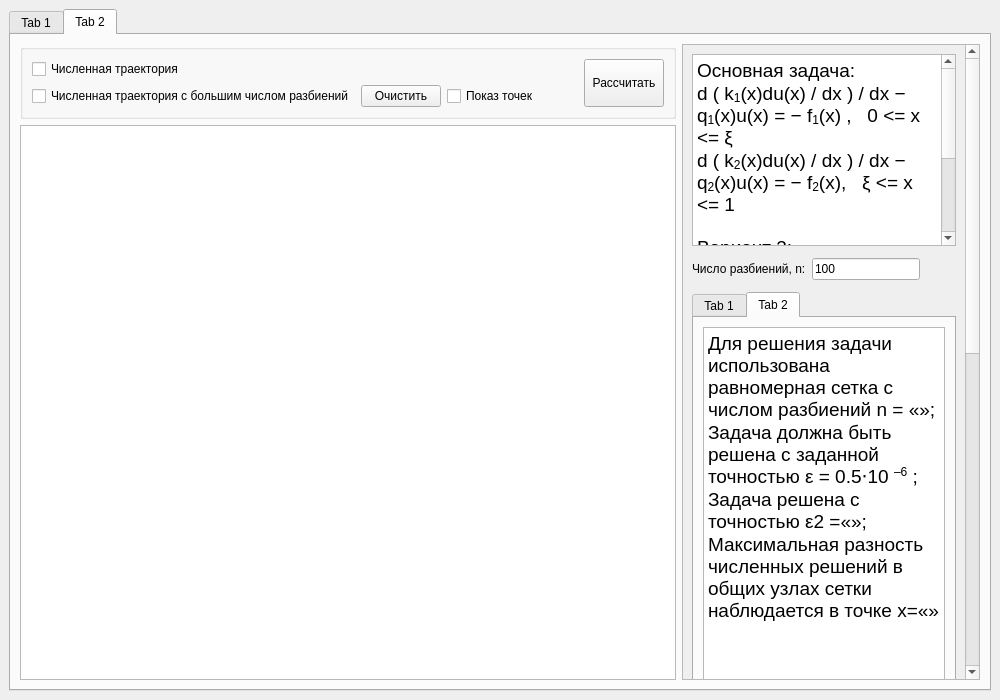
Old version of the form ui/mainwindow.ui in the repository Termtre/GFTS2.
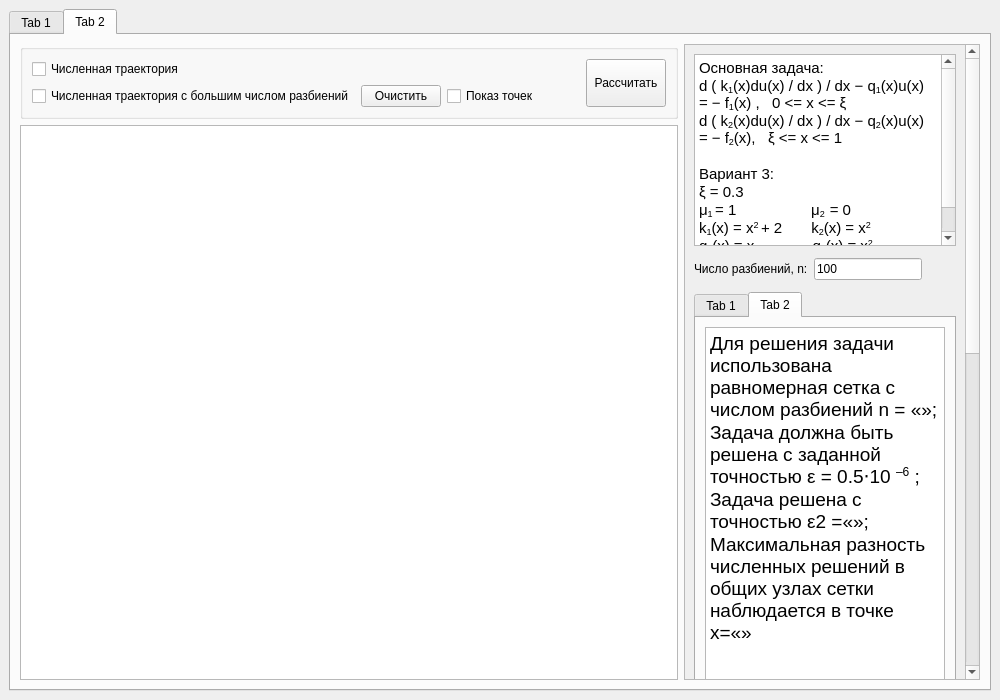
New version of the form. The open tabs and pages were chosen to show the change. Custom widgets are drawn as their Qt base class.

```diff
--- a/ui/mainwindow.ui
+++ b/ui/mainwindow.ui
@@ -370,7 +370,7 @@
         <item row="0" column="1" rowspan="2">
          <widget class="QScrollArea" name="scrollArea_2">
           <property name="sizePolicy">
-           <sizepolicy hsizetype="MinimumExpanding" vsizetype="Minimum">
+           <sizepolicy hsizetype="Expanding" vsizetype="Minimum">
             <horstretch>0</horstretch>
             <verstretch>0</verstretch>
            </sizepolicy>
@@ -383,15 +383,15 @@
             <rect>
              <x>0</x>
              <y>0</y>
-             <width>326</width>
-             <height>1340</height>
+             <width>274</width>
+             <height>1308</height>
             </rect>
            </property>
            <layout class="QFormLayout" name="formLayout_2">
             <item row="0" column="0" colspan="2">
              <widget class="QTextEdit" name="textEdit_2">
               <property name="sizePolicy">
-               <sizepolicy hsizetype="MinimumExpanding" vsizetype="MinimumExpanding">
+               <sizepolicy hsizetype="MinimumExpanding" vsizetype="Minimum">
                 <horstretch>0</horstretch>
                 <verstretch>0</verstretch>
                </sizepolicy>
@@ -406,17 +406,17 @@
 hr { height: 1px; border-width: 0; }
 li.unchecked::marker { content: &quot;\2610&quot;; }
 li.checked::marker { content: &quot;\2612&quot;; }
-&lt;/style&gt;&lt;/head&gt;&lt;body style=&quot; font-family:'.AppleSystemUIFont'; font-size:13pt; font-weight:400; font-style:normal;&quot;&gt;
-&lt;p style=&quot; margin-top:0px; margin-bottom:0px; margin-left:0px; margin-right:0px; -qt-block-indent:0; text-indent:0px;&quot;&gt;&lt;span style=&quot; font-family:'Segoe UI'; font-size:14pt;&quot;&gt;Основная задача:&lt;/span&gt;&lt;/p&gt;
-&lt;p style=&quot; margin-top:0px; margin-bottom:0px; margin-left:0px; margin-right:0px; -qt-block-indent:0; text-indent:0px;&quot;&gt;&lt;span style=&quot; font-family:'Segoe UI'; font-size:14pt;&quot;&gt;d ( k&lt;/span&gt;&lt;span style=&quot; font-family:'Segoe UI'; font-size:14pt; vertical-align:sub;&quot;&gt;1&lt;/span&gt;&lt;span style=&quot; font-family:'Segoe UI'; font-size:14pt;&quot;&gt;(x)du(x) / dx ) / dx − q&lt;/span&gt;&lt;span style=&quot; font-family:'Segoe UI'; font-size:14pt; vertical-align:sub;&quot;&gt;1&lt;/span&gt;&lt;span style=&quot; font-family:'Segoe UI'; font-size:14pt;&quot;&gt;(x)u(x) = − f&lt;/span&gt;&lt;span style=&quot; font-family:'Segoe UI'; font-size:14pt; vertical-align:sub;&quot;&gt;1&lt;/span&gt;&lt;span style=&quot; font-family:'Segoe UI'; font-size:14pt;&quot;&gt;(x) ,   0 &amp;lt;= x &amp;lt;= ξ&lt;/span&gt;&lt;/p&gt;
-&lt;p style=&quot; margin-top:0px; margin-bottom:0px; margin-left:0px; margin-right:0px; -qt-block-indent:0; text-indent:0px;&quot;&gt;&lt;span style=&quot; font-family:'Segoe UI'; font-size:14pt;&quot;&gt;d ( k&lt;/span&gt;&lt;span style=&quot; font-family:'Segoe UI'; font-size:14pt; vertical-align:sub;&quot;&gt;2&lt;/span&gt;&lt;span style=&quot; font-family:'Segoe UI'; font-size:14pt;&quot;&gt;(x)du(x) / dx ) / dx − q&lt;/span&gt;&lt;span style=&quot; font-family:'Segoe UI'; font-size:14pt; vertical-align:sub;&quot;&gt;2&lt;/span&gt;&lt;span style=&quot; font-family:'Segoe UI'; font-size:14pt;&quot;&gt;(x)u(x) = − f&lt;/span&gt;&lt;span style=&quot; font-family:'Segoe UI'; font-size:14pt; vertical-align:sub;&quot;&gt;2&lt;/span&gt;&lt;span style=&quot; font-family:'Segoe UI'; font-size:14pt;&quot;&gt;(x),   ξ &amp;lt;= x &amp;lt;= 1&lt;/span&gt;&lt;/p&gt;
-&lt;p style=&quot;-qt-paragraph-type:empty; margin-top:0px; margin-bottom:0px; margin-left:0px; margin-right:0px; -qt-block-indent:0; text-indent:0px;&quot;&gt;&lt;br /&gt;&lt;/p&gt;
-&lt;p style=&quot; margin-top:0px; margin-bottom:0px; margin-left:0px; margin-right:0px; -qt-block-indent:0; text-indent:0px;&quot;&gt;&lt;span style=&quot; font-family:'Segoe UI'; font-size:14pt;&quot;&gt;Вариант 3:&lt;/span&gt;&lt;/p&gt;
-&lt;p style=&quot; margin-top:0px; margin-bottom:0px; margin-left:0px; margin-right:0px; -qt-block-indent:0; text-indent:0px;&quot;&gt;&lt;span style=&quot; font-family:'Segoe UI'; font-size:14pt;&quot;&gt;ξ = 0.3&lt;/span&gt;&lt;/p&gt;
-&lt;p style=&quot; margin-top:0px; margin-bottom:0px; margin-left:0px; margin-right:0px; -qt-block-indent:0; text-indent:0px;&quot;&gt;&lt;span style=&quot; font-family:'Segoe UI'; font-size:14pt;&quot;&gt;μ&lt;/span&gt;&lt;span style=&quot; font-family:'Segoe UI'; font-size:14pt; vertical-align:sub;&quot;&gt;1 &lt;/span&gt;&lt;span style=&quot; font-family:'Segoe UI'; font-size:14pt;&quot;&gt;= 1                  μ&lt;/span&gt;&lt;span style=&quot; font-family:'Segoe UI'; font-size:14pt; vertical-align:sub;&quot;&gt;2  &lt;/span&gt;&lt;span style=&quot; font-family:'Segoe UI'; font-size:14pt;&quot;&gt;= 0&lt;/span&gt;&lt;/p&gt;
-&lt;p style=&quot; margin-top:0px; margin-bottom:0px; margin-left:0px; margin-right:0px; -qt-block-indent:0; text-indent:0px;&quot;&gt;&lt;span style=&quot; font-family:'Segoe UI'; font-size:14pt;&quot;&gt;k&lt;/span&gt;&lt;span style=&quot; font-family:'Segoe UI'; font-size:14pt; vertical-align:sub;&quot;&gt;1&lt;/span&gt;&lt;span style=&quot; font-family:'Segoe UI'; font-size:14pt;&quot;&gt;(x) = x&lt;/span&gt;&lt;span style=&quot; font-family:'Segoe UI'; font-size:14pt; vertical-align:super;&quot;&gt;2 &lt;/span&gt;&lt;span style=&quot; font-family:'Segoe UI'; font-size:14pt;&quot;&gt;+ 2     k&lt;/span&gt;&lt;span style=&quot; font-family:'Segoe UI'; font-size:14pt; vertical-align:sub;&quot;&gt;2&lt;/span&gt;&lt;span style=&quot; font-family:'Segoe UI'; font-size:14pt;&quot;&gt;(x) = x&lt;/span&gt;&lt;span style=&quot; font-family:'Segoe UI'; font-size:14pt; vertical-align:super;&quot;&gt;2&lt;/span&gt;&lt;/p&gt;
-&lt;p style=&quot; margin-top:0px; margin-bottom:0px; margin-left:0px; margin-right:0px; -qt-block-indent:0; text-indent:0px;&quot;&gt;&lt;span style=&quot; font-family:'Segoe UI'; font-size:14pt;&quot;&gt;q&lt;/span&gt;&lt;span style=&quot; font-family:'Segoe UI'; font-size:14pt; vertical-align:sub;&quot;&gt;1&lt;/span&gt;&lt;span style=&quot; font-family:'Segoe UI'; font-size:14pt;&quot;&gt;(x) = x             q&lt;/span&gt;&lt;span style=&quot; font-family:'Segoe UI'; font-size:14pt; vertical-align:sub;&quot;&gt;2&lt;/span&gt;&lt;span style=&quot; font-family:'Segoe UI'; font-size:14pt;&quot;&gt;(x) = x&lt;/span&gt;&lt;span style=&quot; font-family:'Segoe UI'; font-size:14pt; vertical-align:super;&quot;&gt;2&lt;/span&gt;&lt;/p&gt;
-&lt;p style=&quot; margin-top:0px; margin-bottom:0px; margin-left:0px; margin-right:0px; -qt-block-indent:0; text-indent:0px;&quot;&gt;&lt;span style=&quot; font-family:'Segoe UI'; font-size:14pt;&quot;&gt;f&lt;/span&gt;&lt;span style=&quot; font-family:'Segoe UI'; font-size:14pt; vertical-align:sub;&quot;&gt;1&lt;/span&gt;&lt;span style=&quot; font-family:'Segoe UI'; font-size:14pt;&quot;&gt;(x) = 1              f&lt;/span&gt;&lt;span style=&quot; font-family:'Segoe UI'; font-size:14pt; vertical-align:sub;&quot;&gt;2&lt;/span&gt;&lt;span style=&quot; font-family:'Segoe UI'; font-size:14pt;&quot;&gt;(x) = sin(πx)&lt;/span&gt;&lt;/p&gt;&lt;/body&gt;&lt;/html&gt;</string>
+&lt;/style&gt;&lt;/head&gt;&lt;body style=&quot; font-family:'Segoe UI'; font-size:9pt; font-weight:400; font-style:normal;&quot;&gt;
+&lt;p style=&quot; margin-top:0px; margin-bottom:0px; margin-left:0px; margin-right:0px; -qt-block-indent:0; text-indent:0px;&quot;&gt;&lt;span style=&quot; font-size:11pt;&quot;&gt;Основная задача:&lt;/span&gt;&lt;/p&gt;
+&lt;p style=&quot; margin-top:0px; margin-bottom:0px; margin-left:0px; margin-right:0px; -qt-block-indent:0; text-indent:0px;&quot;&gt;&lt;span style=&quot; font-size:11pt;&quot;&gt;d ( k&lt;/span&gt;&lt;span style=&quot; font-size:11pt; vertical-align:sub;&quot;&gt;1&lt;/span&gt;&lt;span style=&quot; font-size:11pt;&quot;&gt;(x)du(x) / dx ) / dx − q&lt;/span&gt;&lt;span style=&quot; font-size:11pt; vertical-align:sub;&quot;&gt;1&lt;/span&gt;&lt;span style=&quot; font-size:11pt;&quot;&gt;(x)u(x) = − f&lt;/span&gt;&lt;span style=&quot; font-size:11pt; vertical-align:sub;&quot;&gt;1&lt;/span&gt;&lt;span style=&quot; font-size:11pt;&quot;&gt;(x) ,   0 &amp;lt;= x &amp;lt;= ξ&lt;/span&gt;&lt;/p&gt;
+&lt;p style=&quot; margin-top:0px; margin-bottom:0px; margin-left:0px; margin-right:0px; -qt-block-indent:0; text-indent:0px;&quot;&gt;&lt;span style=&quot; font-size:11pt;&quot;&gt;d ( k&lt;/span&gt;&lt;span style=&quot; font-size:11pt; vertical-align:sub;&quot;&gt;2&lt;/span&gt;&lt;span style=&quot; font-size:11pt;&quot;&gt;(x)du(x) / dx ) / dx − q&lt;/span&gt;&lt;span style=&quot; font-size:11pt; vertical-align:sub;&quot;&gt;2&lt;/span&gt;&lt;span style=&quot; font-size:11pt;&quot;&gt;(x)u(x) = − f&lt;/span&gt;&lt;span style=&quot; font-size:11pt; vertical-align:sub;&quot;&gt;2&lt;/span&gt;&lt;span style=&quot; font-size:11pt;&quot;&gt;(x),   ξ &amp;lt;= x &amp;lt;= 1&lt;/span&gt;&lt;/p&gt;
+&lt;p style=&quot;-qt-paragraph-type:empty; margin-top:0px; margin-bottom:0px; margin-left:0px; margin-right:0px; -qt-block-indent:0; text-indent:0px; font-family:'.AppleSystemUIFont'; font-size:11pt;&quot;&gt;&lt;br /&gt;&lt;/p&gt;
+&lt;p style=&quot; margin-top:0px; margin-bottom:0px; margin-left:0px; margin-right:0px; -qt-block-indent:0; text-indent:0px;&quot;&gt;&lt;span style=&quot; font-size:11pt;&quot;&gt;Вариант 3:&lt;/span&gt;&lt;/p&gt;
+&lt;p style=&quot; margin-top:0px; margin-bottom:0px; margin-left:0px; margin-right:0px; -qt-block-indent:0; text-indent:0px;&quot;&gt;&lt;span style=&quot; font-size:11pt;&quot;&gt;ξ = 0.3&lt;/span&gt;&lt;/p&gt;
+&lt;p style=&quot; margin-top:0px; margin-bottom:0px; margin-left:0px; margin-right:0px; -qt-block-indent:0; text-indent:0px;&quot;&gt;&lt;span style=&quot; font-size:11pt;&quot;&gt;μ&lt;/span&gt;&lt;span style=&quot; font-size:11pt; vertical-align:sub;&quot;&gt;1 &lt;/span&gt;&lt;span style=&quot; font-size:11pt;&quot;&gt;= 1                  μ&lt;/span&gt;&lt;span style=&quot; font-size:11pt; vertical-align:sub;&quot;&gt;2  &lt;/span&gt;&lt;span style=&quot; font-size:11pt;&quot;&gt;= 0&lt;/span&gt;&lt;/p&gt;
+&lt;p style=&quot; margin-top:0px; margin-bottom:0px; margin-left:0px; margin-right:0px; -qt-block-indent:0; text-indent:0px;&quot;&gt;&lt;span style=&quot; font-size:11pt;&quot;&gt;k&lt;/span&gt;&lt;span style=&quot; font-size:11pt; vertical-align:sub;&quot;&gt;1&lt;/span&gt;&lt;span style=&quot; font-size:11pt;&quot;&gt;(x) = x&lt;/span&gt;&lt;span style=&quot; font-size:11pt; vertical-align:super;&quot;&gt;2 &lt;/span&gt;&lt;span style=&quot; font-size:11pt;&quot;&gt;+ 2       k&lt;/span&gt;&lt;span style=&quot; font-size:11pt; vertical-align:sub;&quot;&gt;2&lt;/span&gt;&lt;span style=&quot; font-size:11pt;&quot;&gt;(x) = x&lt;/span&gt;&lt;span style=&quot; font-size:11pt; vertical-align:super;&quot;&gt;2&lt;/span&gt;&lt;/p&gt;
+&lt;p style=&quot; margin-top:0px; margin-bottom:0px; margin-left:0px; margin-right:0px; -qt-block-indent:0; text-indent:0px;&quot;&gt;&lt;span style=&quot; font-size:11pt;&quot;&gt;q&lt;/span&gt;&lt;span style=&quot; font-size:11pt; vertical-align:sub;&quot;&gt;1&lt;/span&gt;&lt;span style=&quot; font-size:11pt;&quot;&gt;(x) = x              q&lt;/span&gt;&lt;span style=&quot; font-size:11pt; vertical-align:sub;&quot;&gt;2&lt;/span&gt;&lt;span style=&quot; font-size:11pt;&quot;&gt;(x) = x&lt;/span&gt;&lt;span style=&quot; font-size:11pt; vertical-align:super;&quot;&gt;2&lt;/span&gt;&lt;/p&gt;
+&lt;p style=&quot; margin-top:0px; margin-bottom:0px; margin-left:0px; margin-right:0px; -qt-block-indent:0; text-indent:0px;&quot;&gt;&lt;span style=&quot; font-size:11pt;&quot;&gt;f&lt;/span&gt;&lt;span style=&quot; font-size:11pt; vertical-align:sub;&quot;&gt;1&lt;/span&gt;&lt;span style=&quot; font-size:11pt;&quot;&gt;(x) = 1               f&lt;/span&gt;&lt;span style=&quot; font-size:11pt; vertical-align:sub;&quot;&gt;2&lt;/span&gt;&lt;span style=&quot; font-size:11pt;&quot;&gt;(x) = sin(πx)&lt;/span&gt;&lt;/p&gt;&lt;/body&gt;&lt;/html&gt;</string>
               </property>
              </widget>
             </item>
@@ -507,11 +507,11 @@
 hr { height: 1px; border-width: 0; }
 li.unchecked::marker { content: &quot;\2610&quot;; }
 li.checked::marker { content: &quot;\2612&quot;; }
-&lt;/style&gt;&lt;/head&gt;&lt;body style=&quot; font-family:'.AppleSystemUIFont'; font-size:13pt; font-weight:400; font-style:normal;&quot;&gt;
-&lt;p style=&quot; margin-top:0px; margin-bottom:0px; margin-left:0px; margin-right:0px; -qt-block-indent:0; text-indent:0px;&quot;&gt;&lt;span style=&quot; font-family:'Segoe UI'; font-size:14pt;&quot;&gt;Для решения задачи использована равномерная сетка с числом разбиений n = «»;&lt;/span&gt;&lt;/p&gt;
-&lt;p style=&quot; margin-top:0px; margin-bottom:0px; margin-left:0px; margin-right:0px; -qt-block-indent:0; text-indent:0px;&quot;&gt;&lt;span style=&quot; font-family:'Segoe UI'; font-size:14pt;&quot;&gt;Задача должна быть решена с заданной точностью ε = 0.5⋅10 &lt;/span&gt;&lt;span style=&quot; font-family:'Segoe UI'; font-size:14pt; vertical-align:super;&quot;&gt;–6&lt;/span&gt;&lt;span style=&quot; font-family:'Segoe UI'; font-size:14pt;&quot;&gt; ; &lt;/span&gt;&lt;/p&gt;
-&lt;p style=&quot; margin-top:0px; margin-bottom:0px; margin-left:0px; margin-right:0px; -qt-block-indent:0; text-indent:0px;&quot;&gt;&lt;span style=&quot; font-family:'Segoe UI'; font-size:14pt;&quot;&gt;Задача решена с точностью ε2 =«»; &lt;/span&gt;&lt;/p&gt;
-&lt;p style=&quot; margin-top:0px; margin-bottom:0px; margin-left:0px; margin-right:0px; -qt-block-indent:0; text-indent:0px;&quot;&gt;&lt;span style=&quot; font-family:'Segoe UI'; font-size:14pt;&quot;&gt;Максимальная разность численных решений в общих узлах сетки наблюдается в точке x=«»&lt;/span&gt;&lt;/p&gt;&lt;/body&gt;&lt;/html&gt;</string>
+&lt;/style&gt;&lt;/head&gt;&lt;body style=&quot; font-family:'Segoe UI'; font-size:9pt; font-weight:400; font-style:normal;&quot;&gt;
+&lt;p style=&quot; margin-top:0px; margin-bottom:0px; margin-left:0px; margin-right:0px; -qt-block-indent:0; text-indent:0px;&quot;&gt;&lt;span style=&quot; font-size:14pt;&quot;&gt;Для решения задачи использована равномерная сетка с числом разбиений n = «»;&lt;/span&gt;&lt;/p&gt;
+&lt;p style=&quot; margin-top:0px; margin-bottom:0px; margin-left:0px; margin-right:0px; -qt-block-indent:0; text-indent:0px;&quot;&gt;&lt;span style=&quot; font-size:14pt;&quot;&gt;Задача должна быть решена с заданной точностью ε = 0.5⋅10 &lt;/span&gt;&lt;span style=&quot; font-size:14pt; vertical-align:super;&quot;&gt;–6&lt;/span&gt;&lt;span style=&quot; font-size:14pt;&quot;&gt; ; &lt;/span&gt;&lt;/p&gt;
+&lt;p style=&quot; margin-top:0px; margin-bottom:0px; margin-left:0px; margin-right:0px; -qt-block-indent:0; text-indent:0px;&quot;&gt;&lt;span style=&quot; font-size:14pt;&quot;&gt;Задача решена с точностью ε2 =«»; &lt;/span&gt;&lt;/p&gt;
+&lt;p style=&quot; margin-top:0px; margin-bottom:0px; margin-left:0px; margin-right:0px; -qt-block-indent:0; text-indent:0px;&quot;&gt;&lt;span style=&quot; font-size:14pt;&quot;&gt;Максимальная разность численных решений в общих узлах сетки наблюдается в точке x=«»&lt;/span&gt;&lt;/p&gt;&lt;/body&gt;&lt;/html&gt;</string>
                   </property>
                  </widget>
                 </item>
```
Left out of the diff: 36 changed lines with no effect on the pictures.
